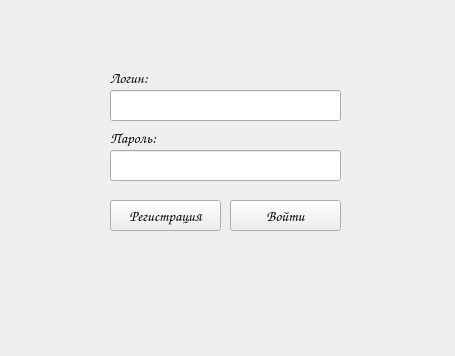
First picture: the form in auth.ui, repository ToPzSpAy/repka, before the edit.
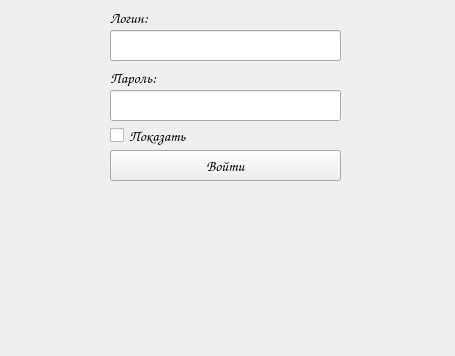
Second picture: the form after the edit.

```diff
--- a/auth.ui
+++ b/auth.ui
@@ -35,27 +35,11 @@
     <number>0</number>
    </property>
    <widget class="QWidget" name="page_1">
-    <widget class="QPushButton" name="reg_btn">
-     <property name="geometry">
-      <rect>
-       <x>110</x>
-       <y>200</y>
-       <width>111</width>
-       <height>31</height>
-      </rect>
-     </property>
-     <property name="toolTipDuration">
-      <number>1</number>
-     </property>
-     <property name="text">
-      <string>Регистрация</string>
-     </property>
-    </widget>
     <widget class="QLabel" name="label_2">
      <property name="geometry">
       <rect>
        <x>110</x>
-       <y>130</y>
+       <y>70</y>
        <width>91</width>
        <height>16</height>
       </rect>
@@ -67,9 +51,9 @@
     <widget class="QPushButton" name="conf_btn">
      <property name="geometry">
       <rect>
-       <x>230</x>
-       <y>200</y>
-       <width>111</width>
+       <x>110</x>
+       <y>150</y>
+       <width>231</width>
        <height>31</height>
       </rect>
      </property>
@@ -81,7 +65,7 @@
      <property name="geometry">
       <rect>
        <x>110</x>
-       <y>90</y>
+       <y>30</y>
        <width>231</width>
        <height>31</height>
       </rect>
@@ -97,7 +81,7 @@
      <property name="geometry">
       <rect>
        <x>110</x>
-       <y>150</y>
+       <y>90</y>
        <width>231</width>
        <height>31</height>
       </rect>
@@ -119,7 +103,7 @@
      <property name="geometry">
       <rect>
        <x>110</x>
-       <y>70</y>
+       <y>10</y>
        <width>61</width>
        <height>16</height>
       </rect>
@@ -131,15 +115,54 @@
     <widget class="QLabel" name="label_3">
      <property name="geometry">
       <rect>
-       <x>190</x>
-       <y>270</y>
-       <width>121</width>
-       <height>20</height>
+       <x>110</x>
+       <y>290</y>
+       <width>231</width>
+       <height>51</height>
       </rect>
      </property>
      <property name="text">
       <string/>
      </property>
+     <property name="alignment">
+      <set>Qt::AlignHCenter|Qt::AlignTop</set>
+     </property>
+    </widget>
+    <widget class="QCheckBox" name="swps_chk">
+     <property name="geometry">
+      <rect>
+       <x>110</x>
+       <y>120</y>
+       <width>231</width>
+       <height>31</height>
+      </rect>
+     </property>
+     <property name="text">
+      <string>Показать</string>
+     </property>
+     <property name="iconSize">
+      <size>
+       <width>30</width>
+       <height>30</height>
+      </size>
+     </property>
+     <property name="checked">
+      <bool>false</bool>
+     </property>
+     <property name="tristate">
+      <bool>false</bool>
+     </property>
+    </widget>
+    <widget class="QWidget" name="verticalLayoutWidget">
+     <property name="geometry">
+      <rect>
+       <x>109</x>
+       <y>180</y>
+       <width>231</width>
+       <height>101</height>
+      </rect>
+     </property>
+     <layout class="QVBoxLayout" name="captha_layout"/>
     </widget>
    </widget>
    <widget class="QWidget" name="page_2">
```
